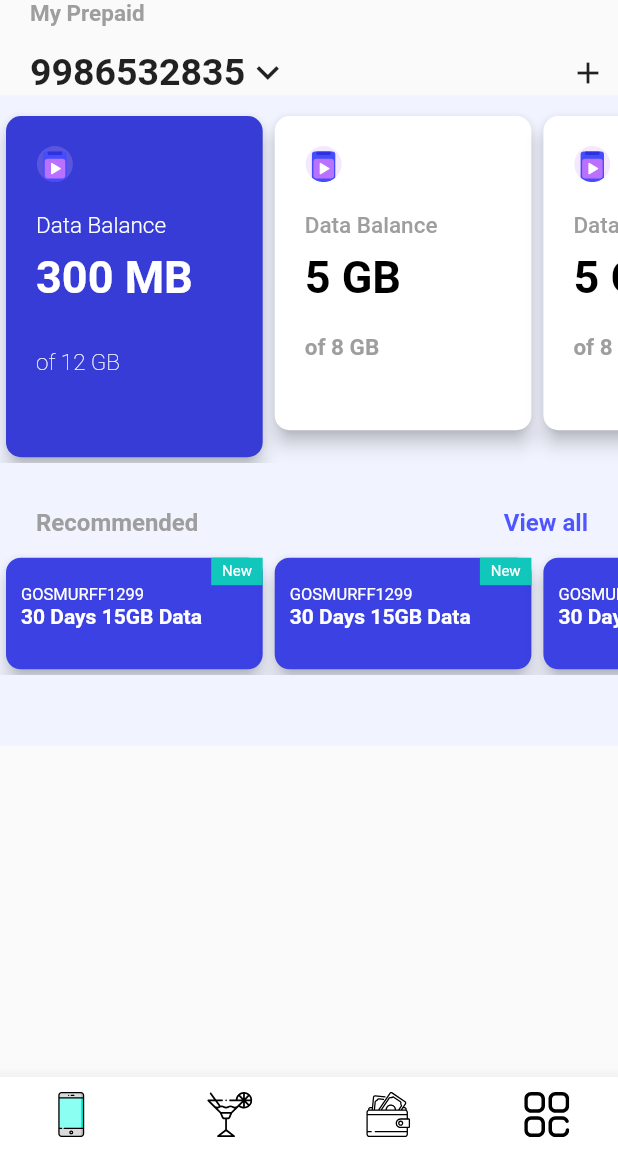
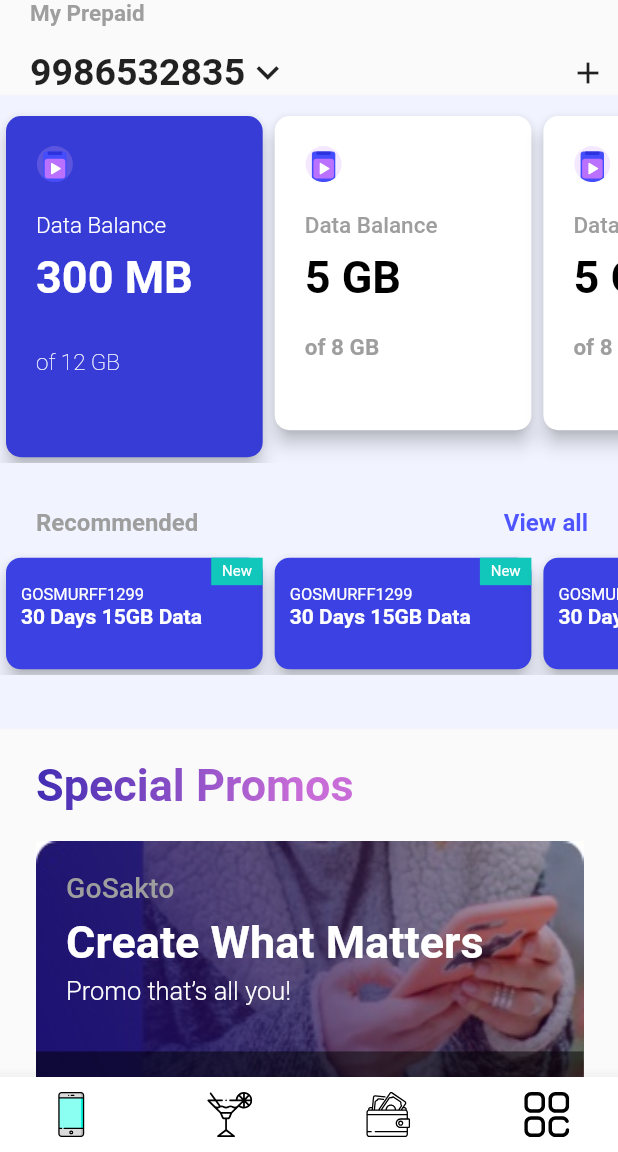
Before and after one commit to raunak-many-ac/Flutter_UI, a Flutter app: the screen it shows after launch, on a phone screen of 412 x 824 dp, the part 84-1236 px from its top. Run offline on Flutter 3.47's test engine with Material 2 defaults, Android fonts, the phone set to English and light mode, and no system bars; our stand-ins replace flutter_svg.

Commit message:
Promos added

```diff
--- a/lib/DataPlans/DataPlans.dart
+++ b/lib/DataPlans/DataPlans.dart
@@ -13,7 +13,7 @@ class _DataPlansState extends State<DataPlans> {
   Widget build(BuildContext context) {
     return Container(
       color: Color.fromRGBO(241,244,255, 1),
-      height: MediaQuery.of(context).size.height/1.9,
+      height: MediaQuery.of(context).size.height/1.95,
       child: Column(
         children: [
           Carousal(),
--- a/lib/HomePage.dart
+++ b/lib/HomePage.dart
@@ -2,6 +2,7 @@ import 'package:flutter/material.dart';
 import 'package:flutter_svg/flutter_svg.dart';
 import 'package:myproject/DataPlans/DataPlans.dart';
 import 'package:myproject/Header.dart';
+import 'package:myproject/Promos/Promos.dart';
 import 'package:myproject/bottom_bar.dart';
 
 class MyHomePage extends StatefulWidget {
@@ -33,12 +34,17 @@ class _MyHomePageState extends State<MyHomePage> {
           ),
         ],
       ),
-      body:  Column(
-          children: [
-            Header(),
-            DataPlans(),
-          ],
-        ),
+      body:  SingleChildScrollView(
+        scrollDirection: Axis.vertical,
+        physics: BouncingScrollPhysics(),
+        child: Column(
+            children: [
+              Header(),
+              DataPlans(),
+              Promos()
+            ],
+          ),
+      ),
 
       bottomNavigationBar: BottomBar(),
       );// This trailing comma makes auto-formatting nicer for build methods.
--- /dev/null
+++ b/lib/Promos/Promos.dart
@@ -0,0 +1,138 @@
+import 'package:flutter/cupertino.dart';
+import 'package:flutter/material.dart';
+
+class Promos extends StatefulWidget {
+  @override
+  _PromosState createState() => _PromosState();
+}
+
+class _PromosState extends State<Promos> {
+  final Shader linearGradient = LinearGradient(
+    colors: <Color>[
+      Color.fromRGBO(48, 35, 174, 1),
+      Color.fromRGBO(200, 109, 215, 1)
+    ],
+  ).createShader(Rect.fromLTWH(0.0, 0.0, 200.0, 70.0));
+
+  @override
+  Widget build(BuildContext context) {
+    return Container(
+      margin: EdgeInsets.only(right: 15),
+      width: MediaQuery
+          .of(context)
+          .size
+          .width,
+      height: MediaQuery
+          .of(context)
+          .size
+          .height,
+      child: Padding(
+        padding: const EdgeInsets.only(left: 24.0, top: 20),
+        child: Column(
+          mainAxisAlignment: MainAxisAlignment.start,
+          crossAxisAlignment: CrossAxisAlignment.start,
+          children: [
+            Text(
+              'Special Promos',
+              textAlign: TextAlign.start,
+              style: new TextStyle(
+                  fontSize: 30.0,
+                  fontWeight: FontWeight.bold,
+                  foreground: Paint()
+                    ..shader = linearGradient),
+            ),
+            card_with_backgroundImage()
+          ],
+        ),
+      ),
+    );
+  }
+
+  Widget card_with_backgroundImage() =>  Padding(
+    padding: const EdgeInsets.only(right: 8.0, top: 20),
+    child: Container(
+      height: 200,
+      decoration: BoxDecoration(
+        image: DecorationImage(
+            image: AssetImage('assets/background.jpg'),
+            fit: BoxFit.fill),
+      ),
+      child: Column(
+        mainAxisAlignment: MainAxisAlignment.spaceBetween,
+        children: [
+          Padding(
+            padding: EdgeInsets.only(left: 20),
+            child: Column(
+              children: [ Padding(
+                padding: const EdgeInsets.only(top: 20.0),
+                child: Align(
+                  alignment: Alignment.topLeft,
+                  child: Text(
+                    "GoSakto",
+                    textAlign: TextAlign.start,
+                    style: TextStyle(color: Colors.grey,
+                        fontSize: 19,
+                        fontWeight: FontWeight.w500),
+                  ),
+                ),
+              ),
+                Padding(
+                  padding: const EdgeInsets.only(top: 8.0),
+                  child: Align(
+                    alignment: Alignment.topLeft,
+                    child: Text(
+                      "Create What Matters",
+                      textAlign: TextAlign.start,
+                      style:
+                      TextStyle(color: Colors.white,
+                          fontWeight: FontWeight.bold,
+                          fontSize: 30),
+                    ),
+                  ),
+                ),
+                Padding(
+                  padding: const EdgeInsets.only(top: 5.0),
+                  child: Align(
+                    alignment: Alignment.topLeft,
+                    child: Text(
+                      "Promo that’s all you! ",
+                      textAlign: TextAlign.start,
+                      style: TextStyle(
+                        color: Colors.white,
+                        fontSize: 17,
+                        fontWeight: FontWeight.w300,),
+                    ),
+                  ),
+                ),
+              ],
+            ),
+          ),
+          Container(
+            color: Colors.black.withOpacity(0.5),
+            width: double.infinity,
+            height: 60,
+            child: Padding(
+              padding: const EdgeInsets.only(left: 20.0),
+              child: Align(
+                  alignment: Alignment.centerLeft,
+                  child: Row(
+                    children: [
+                      Text(
+                        "Create your own Promo",
+                        textAlign: TextAlign.start,
+                        style:
+                        TextStyle(color: Colors.white,
+                            fontSize: 20),
+                      ),
+                      Icon(Icons.keyboard_arrow_right, size: 35.0, color: Colors.white)
+                    ],
+                  )
+              ),
+            ),
+          )
+        ],
+      ),
+    ),
+  );
+
+}
```
Also changed, not shown: assets/background.jpg (added).
